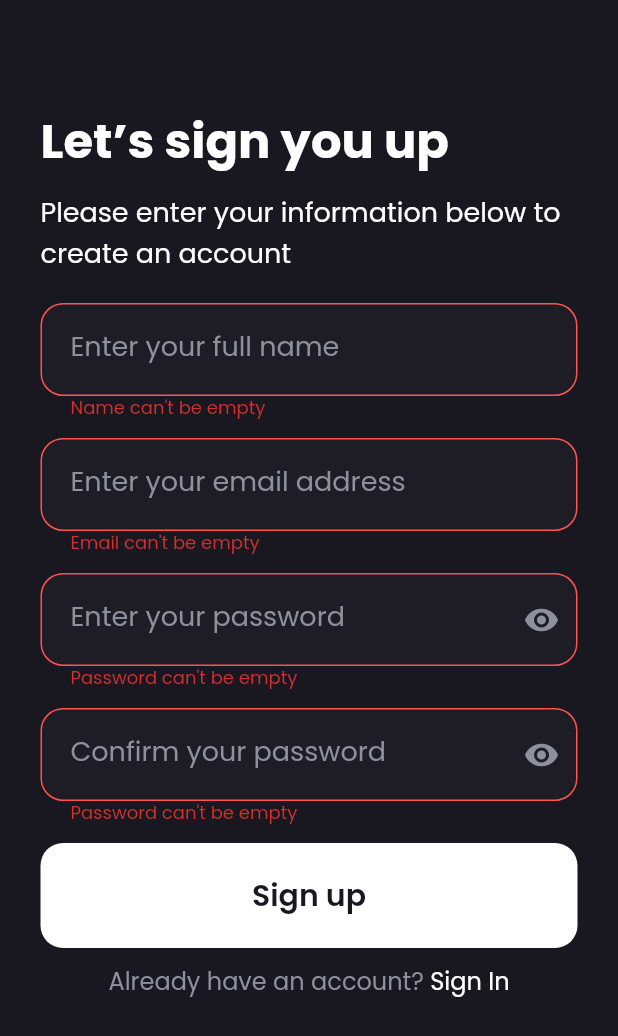
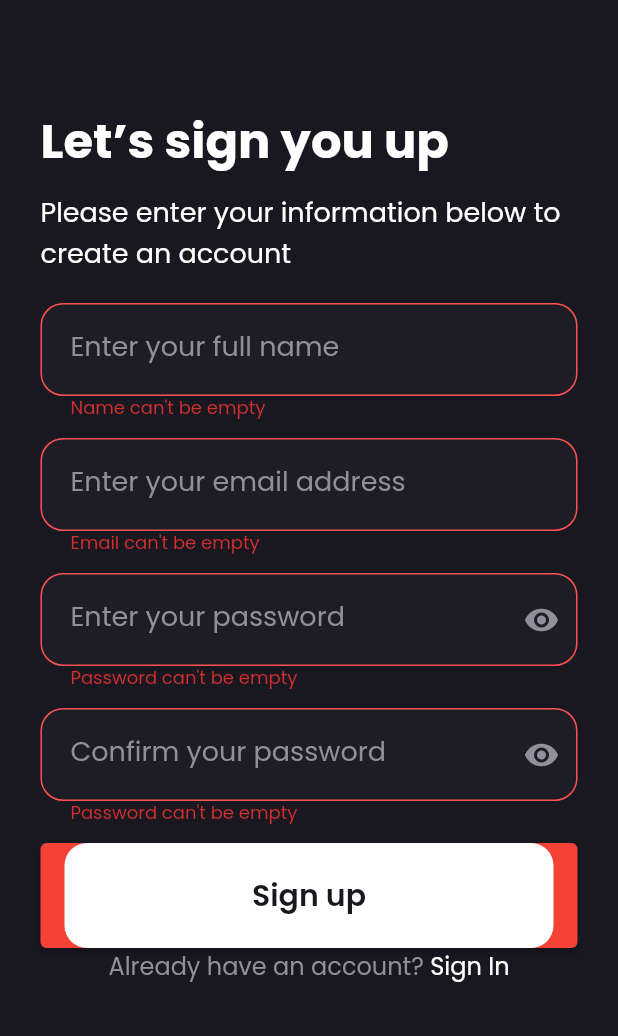
Before and after one commit to zainabaljifri/lets-chat, a Flutter app: the SignUp screen opened by its route, after a tap on "Sign up", on a phone screen of 412 x 824 dp. Shown: the top 1036 px of the screen. Run offline on Flutter 3.47's test engine with Material 2 defaults, Android fonts, the phone set to English and light mode, and no system bars; drawn by our look-alikes of modal_progress_hud_nsn; our stand-ins replace firebase_auth, firebase_core; accounts and stored records are empty.

```diff
--- a/lib/components/custom_button.dart
+++ b/lib/components/custom_button.dart
@@ -10,10 +10,13 @@ class CustomButton extends StatelessWidget {
 
   @override
   Widget build(BuildContext context) {
-    return GestureDetector(
-      onTap: onPressed,
+    return ElevatedButton(
+      onPressed: onPressed,
+      style: ElevatedButton.styleFrom(
+        backgroundColor: Colors.red,
+      ),
       child: Container(
-        margin: const EdgeInsets.only(bottom: 10),
+        margin: const EdgeInsets.all(0),
           padding: const EdgeInsets.only(top: 20, bottom: 20),
           alignment: Alignment.center,
           decoration: BoxDecoration(
@@ -23,7 +26,8 @@ class CustomButton extends StatelessWidget {
           child: Text(text,
               style: const TextStyle(
                   fontSize: 20,
-                  color: kBGColor, fontWeight: FontWeight.w600))),
+                  color: kBGColor, fontWeight: FontWeight.w600))
+      ),
     );
   }
 }
--- a/lib/screens/signin.dart
+++ b/lib/screens/signin.dart
@@ -4,6 +4,7 @@ import '../components/custom_input.dart';
 import '../components/navigator.dart';
 import '../controllers/validators.dart';
 import 'package:firebase_auth/firebase_auth.dart';
+import 'package:modal_progress_hud_nsn/modal_progress_hud_nsn.dart';
 
 
 class SignIn extends StatefulWidget {
--- a/lib/screens/signup.dart
+++ b/lib/screens/signup.dart
@@ -4,7 +4,7 @@ import '../components/custom_input.dart';
 import '../components/navigator.dart';
 import '../controllers/validators.dart';
 import 'package:firebase_auth/firebase_auth.dart';
-
+import 'package:modal_progress_hud_nsn/modal_progress_hud_nsn.dart';
 
 class SignUp extends StatefulWidget {
   const SignUp({Key? key}) : super(key: key);
@@ -20,16 +20,21 @@ class _SignUpState extends State<SignUp> {
       _password = TextEditingController(),
       _confirmPassword = TextEditingController();
   final auth = FirebaseAuth.instance;
+  bool _loading = false;
 
   void _submit() async {
     setState(() => _submitted = true);
     if (_formKey.currentState!.validate()) {
+      setState(() =>  _loading = true);
       print('valid input');
       try {
         var user = await auth.createUserWithEmailAndPassword(
             email: _email.text, password: _password.text);
+        setState(() =>  _loading = false);
+
         Navigator.of(context).pushReplacementNamed('/verify');
       } catch (e) {
+        setState(() =>  _loading = false);
         print(e);
       }
     }
@@ -38,7 +43,9 @@ class _SignUpState extends State<SignUp> {
   @override
   Widget build(BuildContext context) {
     return Scaffold(
-      body: SingleChildScrollView(
+      body: ModalProgressHUD(
+        inAsyncCall: _loading,
+        child: SingleChildScrollView(
           child: Padding(
             padding:
                 const EdgeInsets.only(top: 70, right: 27, bottom: 60, left: 27),
@@ -46,7 +53,8 @@ class _SignUpState extends State<SignUp> {
               crossAxisAlignment: CrossAxisAlignment.start,
               children: [
                 const Text("Let’s sign you up",
-                  style: TextStyle(fontSize: 32, fontWeight: FontWeight.w700)),
+                    style:
+                        TextStyle(fontSize: 32, fontWeight: FontWeight.w700)),
                 const Padding(
                   padding: EdgeInsets.only(top: 10, bottom: 20),
                   child: Text(
@@ -94,6 +102,7 @@ class _SignUpState extends State<SignUp> {
             ),
           ),
         ),
+      ),
     );
   }
 }
--- a/pubspec.yaml
+++ b/pubspec.yaml
@@ -40,6 +40,8 @@ dependencies:
   firebase_auth: ^4.1.1
   cloud_firestore: ^4.0.4
   firebase_database: ^10.0.4
+  modal_progress_hud_nsn: ^0.3.0
+  provider: ^6.0.4
 
 dev_dependencies:
   flutter_test:
```
Also changed, not shown: pubspec.lock, 6 other files. Lines whose indentation alone changed are shown as unchanged.
